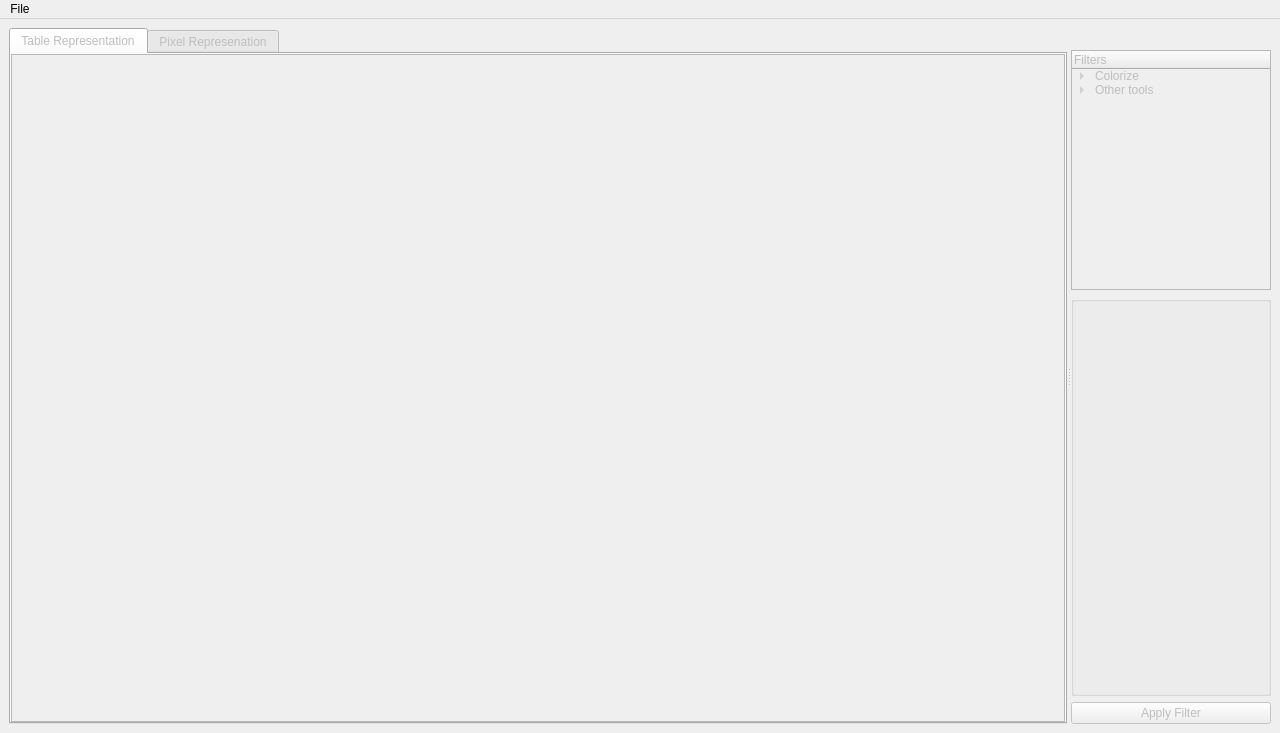
Old version of the form mainwindow.ui in the repository Airels/ihm-tabs.
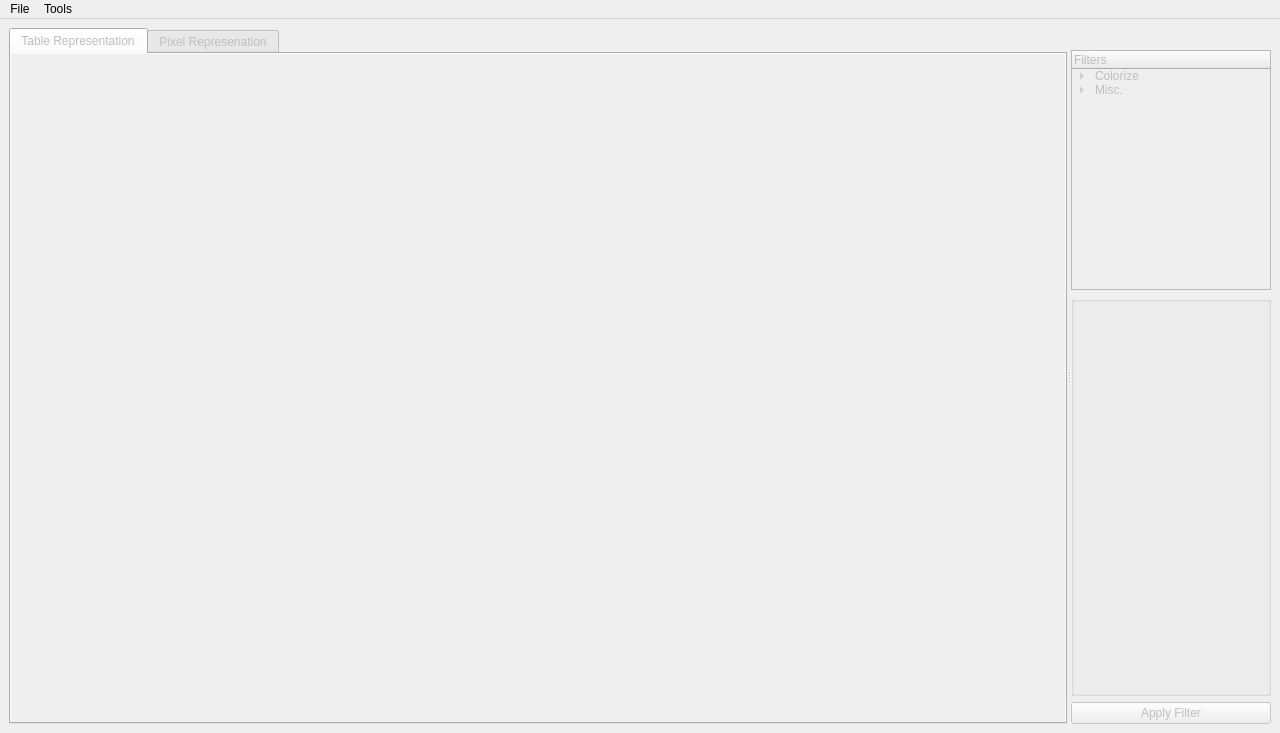
New version of the form.

Commit message:
updated main window
code refractoring, name change, prepared generating tool slot

```diff
--- a/mainwindow.ui
+++ b/mainwindow.ui
@@ -81,7 +81,32 @@
           <number>0</number>
          </property>
          <item row="0" column="0">
-          <widget class="QTableView" name="_tableView"/>
+          <widget class="QTableView" name="_tableView">
+           <property name="frameShape">
+            <enum>QFrame::NoFrame</enum>
+           </property>
+           <property name="midLineWidth">
+            <number>1</number>
+           </property>
+           <property name="editTriggers">
+            <set>QAbstractItemView::NoEditTriggers</set>
+           </property>
+           <property name="gridStyle">
+            <enum>Qt::SolidLine</enum>
+           </property>
+           <property name="sortingEnabled">
+            <bool>false</bool>
+           </property>
+           <property name="cornerButtonEnabled">
+            <bool>false</bool>
+           </property>
+           <attribute name="horizontalHeaderCascadingSectionResizes">
+            <bool>false</bool>
+           </attribute>
+           <attribute name="horizontalHeaderShowSortIndicator" stdset="0">
+            <bool>false</bool>
+           </attribute>
+          </widget>
          </item>
         </layout>
        </widget>
@@ -166,7 +191,7 @@
           </item>
           <item>
            <property name="text">
-            <string>Other tools</string>
+            <string>Misc.</string>
            </property>
            <property name="flags">
             <set>ItemIsEnabled</set>
@@ -245,7 +270,13 @@
      <string>File</string>
     </property>
    </widget>
+   <widget class="QMenu" name="_menuTools">
+    <property name="title">
+     <string>Tools</string>
+    </property>
+   </widget>
    <addaction name="_menuFile"/>
+   <addaction name="_menuTools"/>
   </widget>
   <action name="actionOpen_File">
    <property name="text">
```
Left out of the diff: 11 changed lines with no effect on the pictures. The commit also changes 2 other files.
